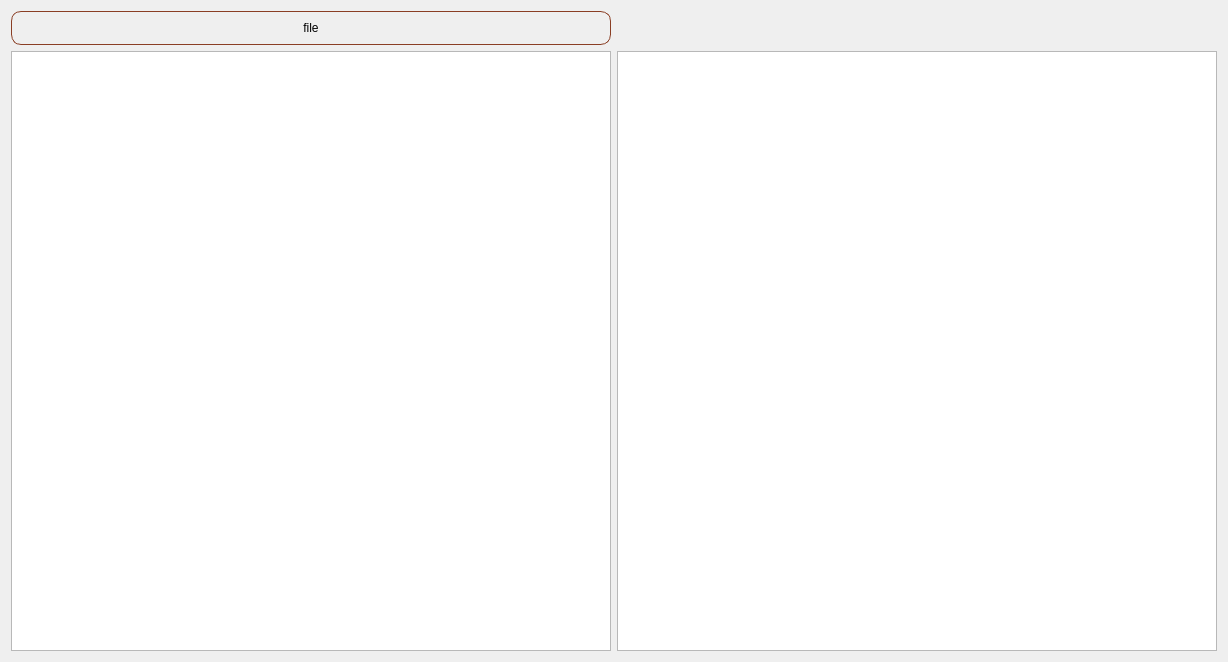
Above: src/ui/secondscreen/secondscreen.ui from egerin11/term_Work before the change. Below: the same form after it.
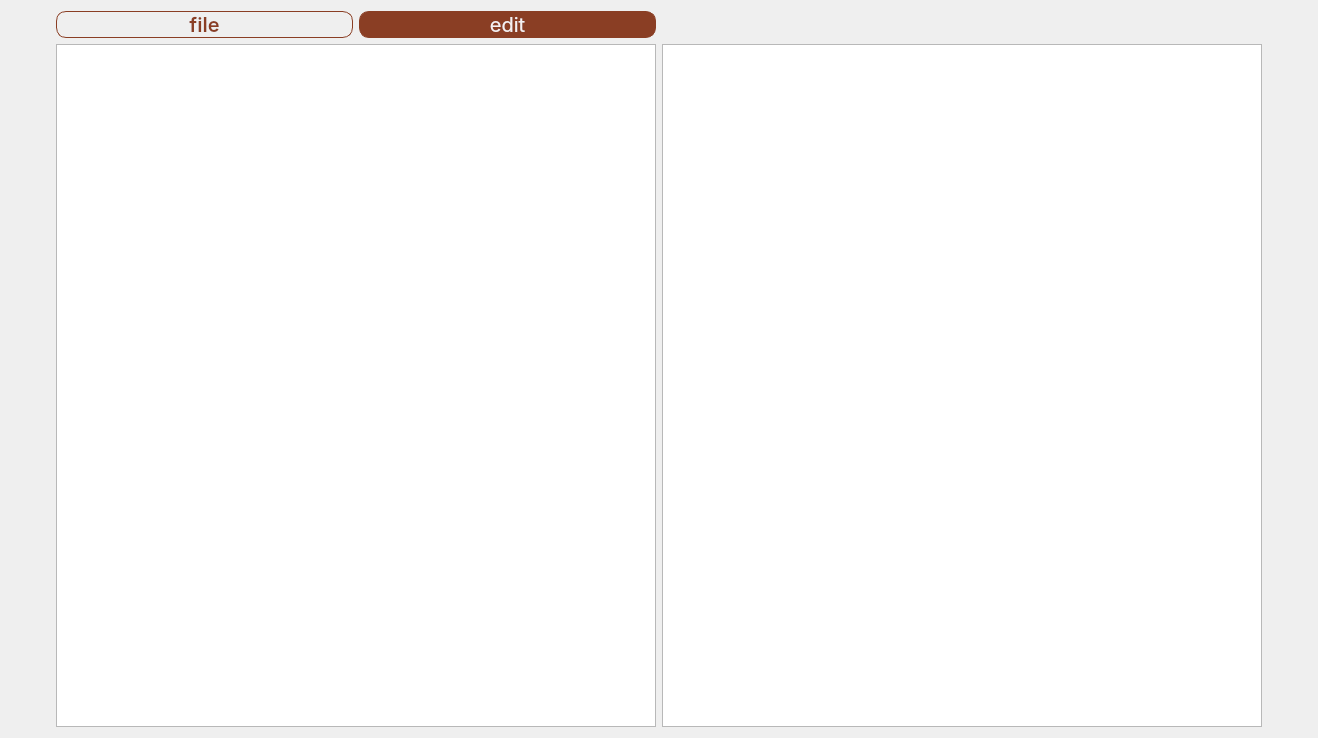
That is the form after the change. Custom widgets are drawn as their Qt base class.

Commit message: add close button

Patch:
```diff
--- a/src/ui/secondscreen/secondscreen.ui
+++ b/src/ui/secondscreen/secondscreen.ui
@@ -6,16 +6,81 @@
    <rect>
     <x>0</x>
     <y>0</y>
-    <width>1224</width>
-    <height>658</height>
+    <width>1318</width>
+    <height>738</height>
    </rect>
   </property>
   <property name="windowTitle">
    <string>SecondScreen</string>
   </property>
-  <layout class="QGridLayout" name="gridLayout">
-   <item row="1" column="0">
+  <layout class="QGridLayout" name="gridLayout_2">
+   <item row="1" column="2">
+    <widget class="QPushButton" name="pushButton_2">
+     <property name="styleSheet">
+      <string notr="true">flex-shrink: 0;
+border-radius: 10px;
+border: 1px solid #8A3E24;
+background-color: 	#8A3E24;
+color: #F6F1F1;
+text-align: center;
+font-family: Inter;
+font-size: 20px;
+font-style: normal;
+font-weight: 400;
+line-height: normal;</string>
+     </property>
+     <property name="text">
+      <string>edit</string>
+     </property>
+    </widget>
+   </item>
+   <item row="0" column="1">
+    <layout class="QHBoxLayout" name="horizontalLayout"/>
+   </item>
+   <item row="3" column="0">
+    <spacer name="horizontalSpacer">
+     <property name="orientation">
+      <enum>Qt::Horizontal</enum>
+     </property>
+     <property name="sizeHint" stdset="0">
+      <size>
+       <width>40</width>
+       <height>20</height>
+      </size>
+     </property>
+    </spacer>
+   </item>
+   <item row="3" column="4">
+    <spacer name="horizontalSpacer_2">
+     <property name="orientation">
+      <enum>Qt::Horizontal</enum>
+     </property>
+     <property name="sizeHint" stdset="0">
+      <size>
+       <width>40</width>
+       <height>20</height>
+      </size>
+     </property>
+    </spacer>
+   </item>
+   <item row="3" column="3">
+    <widget class="CustomListWidget" name="graphicsView">
+     <property name="minimumSize">
+      <size>
+       <width>600</width>
+       <height>600</height>
+      </size>
+     </property>
+    </widget>
+   </item>
+   <item row="3" column="1" colspan="2">
     <widget class="QListWidget" name="listWidget">
+     <property name="minimumSize">
+      <size>
+       <width>600</width>
+       <height>600</height>
+      </size>
+     </property>
      <property name="dragEnabled">
       <bool>true</bool>
      </property>
@@ -28,29 +93,19 @@
     </widget>
    </item>
    <item row="1" column="1">
-    <widget class="CustomGraphicsView" name="graphicsView">
-     <property name="minimumSize">
-      <size>
-       <width>600</width>
-       <height>600</height>
-      </size>
-     </property>
-    </widget>
-   </item>
-   <item row="0" column="0">
     <widget class="QPushButton" name="pushButton">
-     <property name="minimumSize">
-      <size>
-       <width>600</width>
-       <height>34</height>
-      </size>
-     </property>
      <property name="styleSheet">
-      <string notr="true">width: 96px;
-height: 32px;
+      <string notr="true">
 flex-shrink: 0;
 border-radius: 10px;
-border: 1px solid #8A3E24;</string>
+border: 1px solid #8A3E24;
+color: #8A3E24;
+text-align: center;
+font-family: Inter;
+font-size: 20px;
+font-style: normal;
+font-weight: 500;
+line-height: normal;</string>
      </property>
      <property name="text">
       <string>file</string>
@@ -61,7 +116,7 @@
  </widget>
  <customwidgets>
   <customwidget>
-   <class>CustomGraphicsView</class>
+   <class>CustomListWidget</class>
    <extends>QGraphicsView</extends>
    <header>../../../Events.h</header>
   </customwidget>
```
The commit also changes 48 other files.
